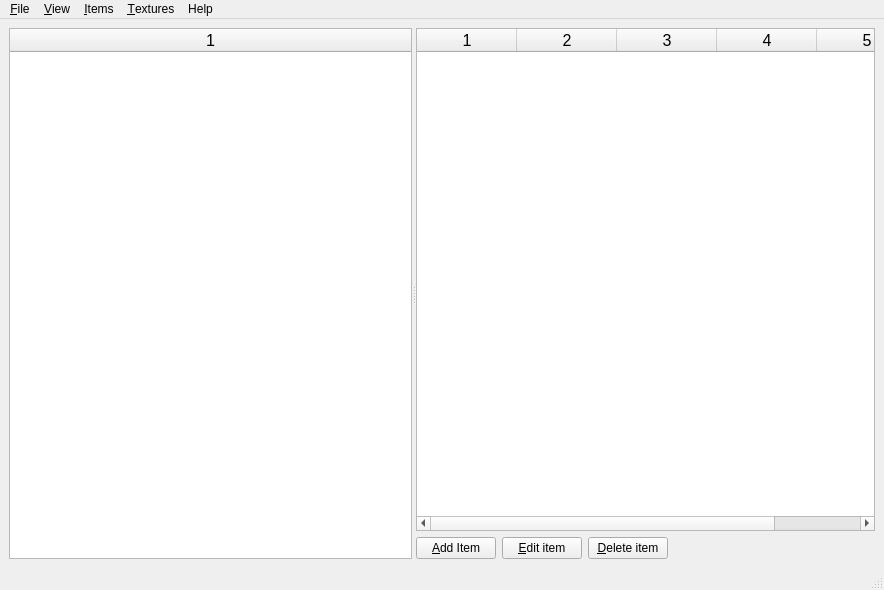
Above: gameDataEditor/src/mainForm.ui from jeremydumais/TheWarrior before the change. Below: the same form after it.
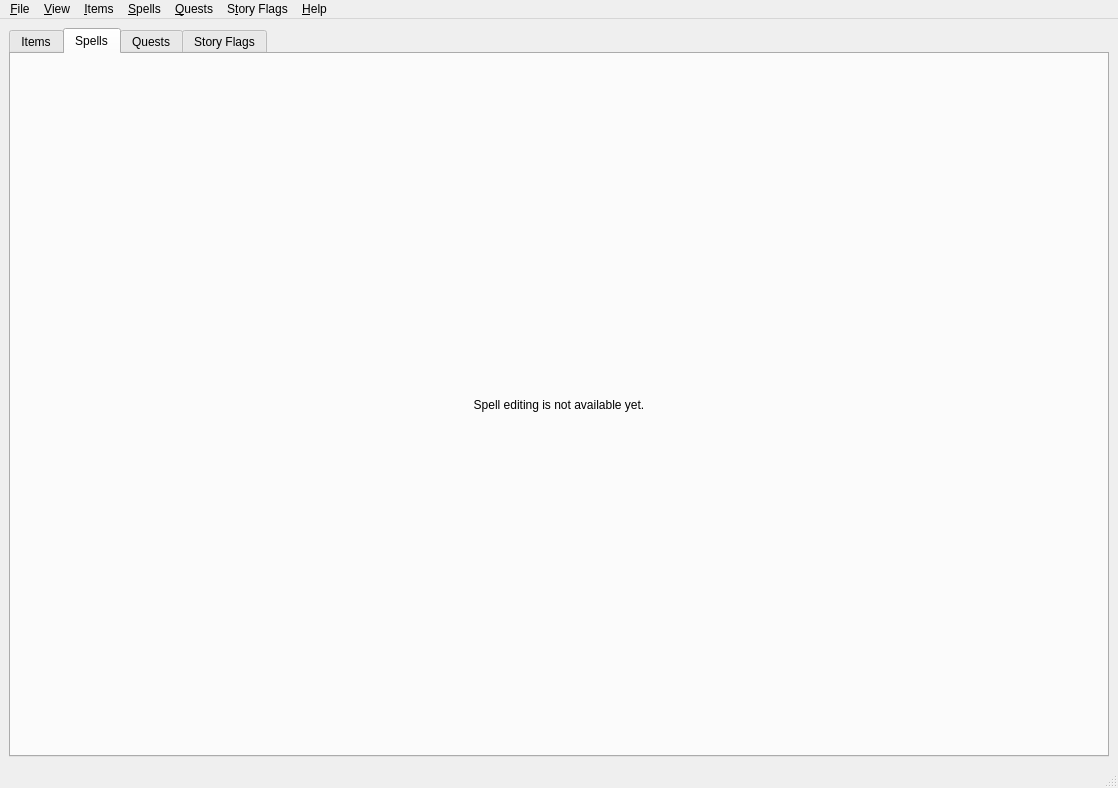
That is the form after the change. The open tabs and pages were chosen to show the change. Icons and pictures are not drawn.

Commit message:
Add game data editor section tabs and single-texture editing
- Add Items, Spells, Quests, and Story Flags tabs with matching menus
- Replace texture management with a single item texture editor
- Load the current texture and refresh item icons after updates
- Add TextureInfo-to-DTO conversion and fix dangling picker references
- Remove obsolete item store file actions and duplicate signal connections
- Rename the monster editor texture menu handler
- Expand texture conversion and main controller tests
- Include the game data resource

Diff of the .ui file:
```diff
--- a/gameDataEditor/src/mainForm.ui
+++ b/gameDataEditor/src/mainForm.ui
@@ -6,8 +6,8 @@
    <rect>
     <x>0</x>
     <y>0</y>
-    <width>884</width>
-    <height>590</height>
+    <width>1118</width>
+    <height>788</height>
    </rect>
   </property>
   <property name="windowTitle">
@@ -20,6 +20,16 @@
   <widget class="QWidget" name="centralwidget">
    <layout class="QGridLayout" name="gridLayout">
     <item row="0" column="0">
+     <widget class="QTabWidget" name="tabWidgetSections">
+      <property name="currentIndex">
+       <number>0</number>
+      </property>
+      <widget class="QWidget" name="tabItems">
+       <attribute name="title">
+        <string>Items</string>
+       </attribute>
+       <layout class="QVBoxLayout" name="itemsLayout">
+        <item>
      <layout class="QHBoxLayout" name="horizontalLayout">
       <item>
        <widget class="QSplitter" name="splitter">
@@ -168,13 +178,77 @@
     </item>
    </layout>
   </widget>
+      <widget class="QWidget" name="tabSpells">
+       <attribute name="title">
+        <string>Spells</string>
+       </attribute>
+       <layout class="QVBoxLayout" name="spellsLayout">
+        <item>
+         <widget class="QLabel" name="labelSpellsPlaceholder">
+          <property name="text">
+           <string>Spell editing is not available yet.</string>
+          </property>
+          <property name="alignment">
+           <set>Qt::AlignCenter</set>
+          </property>
+          <property name="wordWrap">
+           <bool>true</bool>
+          </property>
+         </widget>
+        </item>
+       </layout>
+      </widget>
+      <widget class="QWidget" name="tabQuests">
+       <attribute name="title">
+        <string>Quests</string>
+       </attribute>
+       <layout class="QVBoxLayout" name="questsLayout">
+        <item>
+         <widget class="QLabel" name="labelQuestsPlaceholder">
+          <property name="text">
+           <string>Quest editing is not available yet.</string>
+          </property>
+          <property name="alignment">
+           <set>Qt::AlignCenter</set>
+          </property>
+          <property name="wordWrap">
+           <bool>true</bool>
+          </property>
+         </widget>
+        </item>
+       </layout>
+      </widget>
+      <widget class="QWidget" name="tabStoryFlags">
+       <attribute name="title">
+        <string>Story Flags</string>
+       </attribute>
+       <layout class="QVBoxLayout" name="storyFlagsLayout">
+        <item>
+         <widget class="QLabel" name="labelStoryFlagsPlaceholder">
+          <property name="text">
+           <string>Story flag editing is not available yet.</string>
+          </property>
+          <property name="alignment">
+           <set>Qt::AlignCenter</set>
+          </property>
+          <property name="wordWrap">
+           <bool>true</bool>
+          </property>
+         </widget>
+        </item>
+       </layout>
+      </widget>
+     </widget>
+    </item>
+   </layout>
+  </widget>
   <widget class="QMenuBar" name="menubar">
    <property name="geometry">
     <rect>
      <x>0</x>
      <y>0</y>
-     <width>884</width>
-     <height>30</height>
+     <width>1118</width>
+     <height>22</height>
     </rect>
    </property>
    <widget class="QMenu" name="menu_File">
@@ -221,7 +295,7 @@
    </widget>
    <widget class="QMenu" name="menuHelp">
     <property name="title">
-     <string>Help</string>
+     <string>&amp;Help</string>
     </property>
     <addaction name="action_About"/>
    </widget>
@@ -245,17 +319,30 @@
     <addaction name="action_AddItem"/>
     <addaction name="action_EditItem"/>
     <addaction name="action_DeleteItem"/>
-   </widget>
-   <widget class="QMenu" name="menu_Textures">
-    <property name="title">
-     <string>&amp;Textures</string>
-    </property>
+    <addaction name="separator"/>
     <addaction name="action_ManageTextures"/>
    </widget>
+   <widget class="QMenu" name="menu_Spells">
+    <property name="title">
+     <string>&amp;Spells</string>
+    </property>
+   </widget>
+   <widget class="QMenu" name="menu_Quests">
+    <property name="title">
+     <string>&amp;Quests</string>
+    </property>
+   </widget>
+   <widget class="QMenu" name="menu_StoryFlags">
+    <property name="title">
+     <string>S&amp;tory Flags</string>
+    </property>
+   </widget>
    <addaction name="menu_File"/>
    <addaction name="menu_View"/>
    <addaction name="menu_Items"/>
-   <addaction name="menu_Textures"/>
+   <addaction name="menu_Spells"/>
+   <addaction name="menu_Quests"/>
+   <addaction name="menu_StoryFlags"/>
    <addaction name="menuHelp"/>
   </widget>
   <widget class="QStatusBar" name="statusbar"/>
```
Left out of the diff: 44 changed lines with no effect on the pictures. Lines whose indentation alone changed are shown as unchanged. The commit also changes 19 other files.
